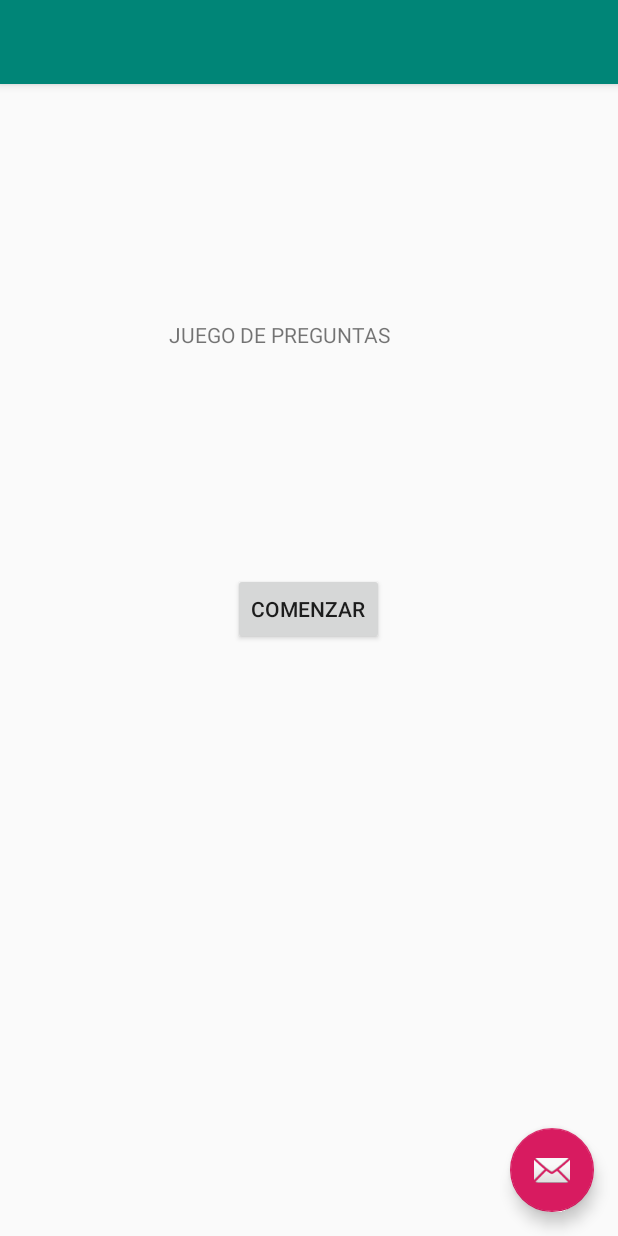
After one commit to HectorM15/Moviles, an Android app: the layout activity_main.xml on its own in the app's theme, with its tools: preview values and no code run, on a phone screen of 412 x 824 dp. The commit adds this screen. Run offline under Robolectric (Android 15) with nearby library versions, the phone set to English and light mode, and no system bars.

Commit message:
MainActivity

```diff
--- a/Practica1Moviles/app/src/main/AndroidManifest.xml
+++ b/Practica1Moviles/app/src/main/AndroidManifest.xml
@@ -10,14 +10,20 @@
         android:supportsRtl="true"
         android:theme="@style/AppTheme">
         <activity
-            android:name=".Views.Activities.GameActivity"
-            android:label="@string/app_name">
+            android:name=".Views.Activities.MainActivity"
+            android:label="@string/title_activity_main"
+            android:theme="@style/AppTheme.NoActionBar">
             <intent-filter>
                 <action android:name="android.intent.action.MAIN" />
 
                 <category android:name="android.intent.category.LAUNCHER" />
             </intent-filter>
         </activity>
+        <activity
+            android:name=".Views.Activities.GameActivity"
+            android:label="@string/app_name">
+
+        </activity>
     </application>
 
 </manifest>
--- /dev/null
+++ b/Practica1Moviles/app/src/main/java/com/example/practica1moviles/Views/Activities/MainActivity.java
@@ -0,0 +1,33 @@
+package com.example.practica1moviles.Views.Activities;
+
+import android.content.Intent;
+import android.os.Bundle;
+import android.support.design.widget.FloatingActionButton;
+import android.support.design.widget.Snackbar;
+import android.support.v7.app.AppCompatActivity;
+import android.support.v7.widget.Toolbar;
+import android.view.View;
+import android.widget.Button;
+
+import com.example.practica1moviles.R;
+
+public class MainActivity extends AppCompatActivity {
+
+    @Override
+    protected void onCreate(Bundle savedInstanceState) {
+        super.onCreate(savedInstanceState);
+        setContentView(R.layout.activity_main);
+        Toolbar toolbar = findViewById(R.id.toolbar);
+        setSupportActionBar(toolbar);
+
+      //  Button btn_begin = findViewById(R.id.btnBeginGame);
+
+
+    }
+
+    public void beginGame(View view){
+        Intent intent2 = new Intent (getApplicationContext(), GameActivity.class);
+        startActivityForResult(intent2, 0);
+    }
+
+}
--- /dev/null
+++ b/Practica1Moviles/app/src/main/res/layout/activity_main.xml
@@ -0,0 +1,33 @@
+<?xml version="1.0" encoding="utf-8"?>
+<android.support.design.widget.CoordinatorLayout xmlns:android="http://schemas.android.com/apk/res/android"
+    xmlns:app="http://schemas.android.com/apk/res-auto"
+    xmlns:tools="http://schemas.android.com/tools"
+    android:layout_width="match_parent"
+    android:layout_height="match_parent"
+    tools:context=".Views.Activities.MainActivity">
+
+    <android.support.design.widget.AppBarLayout
+        android:layout_width="match_parent"
+        android:layout_height="wrap_content"
+        android:theme="@style/AppTheme.AppBarOverlay">
+
+        <android.support.v7.widget.Toolbar
+            android:id="@+id/toolbar"
+            android:layout_width="match_parent"
+            android:layout_height="?attr/actionBarSize"
+            android:background="?attr/colorPrimary"
+            app:popupTheme="@style/AppTheme.PopupOverlay" />
+
+    </android.support.design.widget.AppBarLayout>
+
+    <include layout="@layout/content_main" />
+
+    <android.support.design.widget.FloatingActionButton
+        android:id="@+id/fab"
+        android:layout_width="wrap_content"
+        android:layout_height="wrap_content"
+        android:layout_gravity="bottom|end"
+        android:layout_margin="@dimen/fab_margin"
+        app:srcCompat="@android:drawable/ic_dialog_email" />
+
+</android.support.design.widget.CoordinatorLayout>
--- /dev/null
+++ b/Practica1Moviles/app/src/main/res/layout/content_main.xml
@@ -0,0 +1,40 @@
+<?xml version="1.0" encoding="utf-8"?>
+<android.support.constraint.ConstraintLayout xmlns:android="http://schemas.android.com/apk/res/android"
+    xmlns:app="http://schemas.android.com/apk/res-auto"
+    xmlns:tools="http://schemas.android.com/tools"
+    android:layout_width="match_parent"
+    android:layout_height="match_parent"
+    app:layout_behavior="@string/appbar_scrolling_view_behavior"
+    tools:context=".Views.Activities.MainActivity"
+    tools:showIn="@layout/activity_main">
+
+    <TextView
+        android:id="@+id/textView"
+        android:layout_width="247dp"
+        android:layout_height="78dp"
+        android:layout_marginStart="176dp"
+        android:layout_marginTop="110dp"
+        android:layout_marginEnd="176dp"
+        android:layout_marginBottom="546dp"
+        android:padding="30dp"
+        android:text="JUEGO DE PREGUNTAS RANDOM"
+        app:layout_constraintBottom_toBottomOf="parent"
+        app:layout_constraintEnd_toEndOf="parent"
+        app:layout_constraintStart_toStartOf="parent"
+        app:layout_constraintTop_toTopOf="parent" />
+
+    <Button
+        android:id="@+id/btnBeginGame"
+        android:layout_width="wrap_content"
+        android:layout_height="wrap_content"
+        android:layout_marginStart="155dp"
+        android:layout_marginTop="97dp"
+        android:layout_marginEnd="156dp"
+        android:layout_marginBottom="371dp"
+        android:text="Comenzar"
+        android:onClick="beginGame"
+        app:layout_constraintBottom_toBottomOf="parent"
+        app:layout_constraintEnd_toEndOf="parent"
+        app:layout_constraintStart_toStartOf="parent"
+        app:layout_constraintTop_toBottomOf="@+id/textView" />
+</android.support.constraint.ConstraintLayout>
--- a/Practica1Moviles/app/src/main/res/values/dimens.xml
+++ b/Practica1Moviles/app/src/main/res/values/dimens.xml
@@ -2,4 +2,5 @@
     <!-- Default screen margins, per the Android Design guidelines. -->
     <dimen name="activity_horizontal_margin">16dp</dimen>
     <dimen name="activity_vertical_margin">16dp</dimen>
+    <dimen name="fab_margin">16dp</dimen>
 </resources>
--- a/Practica1Moviles/app/src/main/res/values/strings.xml
+++ b/Practica1Moviles/app/src/main/res/values/strings.xml
@@ -1,3 +1,4 @@
 <resources>
     <string name="app_name">Juego de preguntas</string>
+    <string name="title_activity_main">MainActivity</string>
 </resources>
--- a/Practica1Moviles/app/src/main/res/values/styles.xml
+++ b/Practica1Moviles/app/src/main/res/values/styles.xml
@@ -8,4 +8,13 @@
         <item name="colorAccent">@color/colorAccent</item>
     </style>
 
+    <style name="AppTheme.NoActionBar">
+        <item name="windowActionBar">false</item>
+        <item name="windowNoTitle">true</item>
+    </style>
+
+    <style name="AppTheme.AppBarOverlay" parent="ThemeOverlay.AppCompat.Dark.ActionBar" />
+
+    <style name="AppTheme.PopupOverlay" parent="ThemeOverlay.AppCompat.Light" />
+
 </resources>
```
